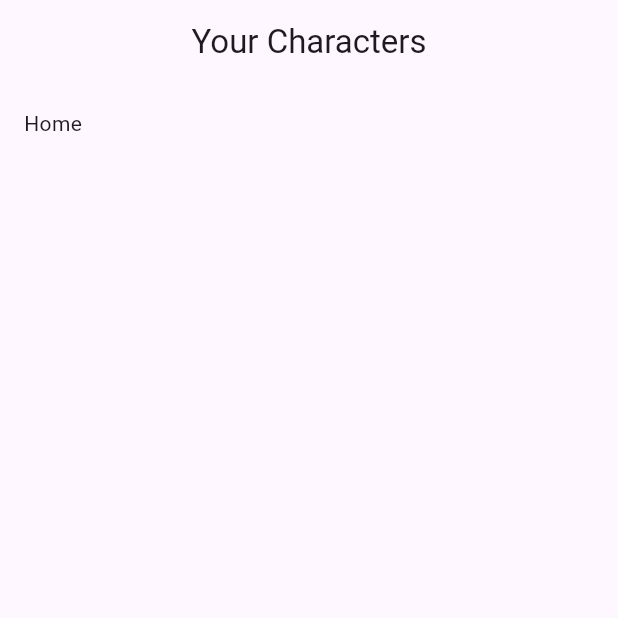
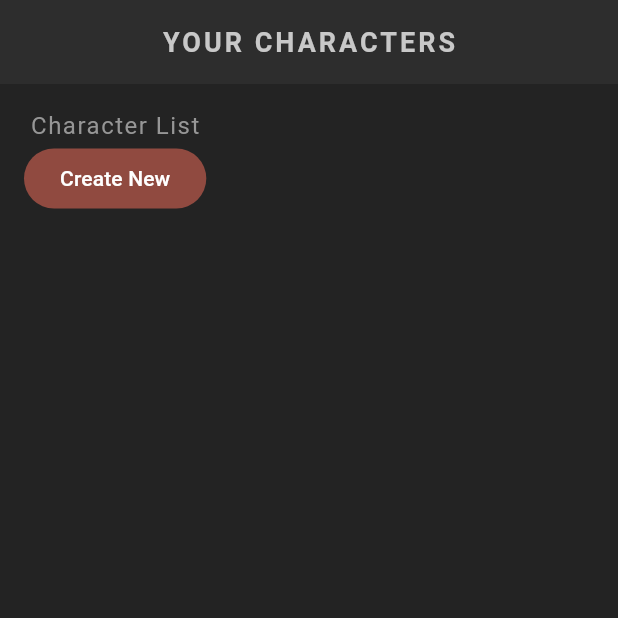
Before and after one commit to Christopher-Dcosta12/flutter-rpg-application, a Flutter app: the screen it shows after launch, on a phone screen of 412 x 824 dp, the top half of it. Run offline on Flutter 3.47's test engine with Material 3 defaults, Android fonts, the phone set to English and light mode, and no system bars; our stand-ins replace google_fonts; Roboto replaces fonts that are missing (Kanit).

Commit message:
create custom theme for the application and add google font

```diff
--- a/lib/main.dart
+++ b/lib/main.dart
@@ -1,8 +1,10 @@
 import 'package:flutter/material.dart';
 import 'package:flutter_rpg/screens/home/home.dart';
+import 'package:flutter_rpg/theme.dart';
 
 void main() {
   runApp(MaterialApp(
+    theme: primaryTheme,
     home: Home(),
     // home: Sandbox(),
   ));
--- a/lib/screens/home/home.dart
+++ b/lib/screens/home/home.dart
@@ -1,4 +1,5 @@
 import 'package:flutter/material.dart';
+import 'package:flutter_rpg/shared/styled_text.dart';
 
 class Home extends StatefulWidget {
   const Home({super.key});
@@ -12,11 +13,17 @@ class _HomeState extends State<Home> {
   Widget build(BuildContext context) {
     return Scaffold(
       appBar: AppBar(
-        title: const Text('Your Characters'),
+        title: const StyledTitle('Your Characters'),
         centerTitle: true,
       ),
       body: Container(
-          padding: const EdgeInsets.all(16), child: const Text('Home')),
+          padding: const EdgeInsets.all(16),
+          child: Column(
+            children: [
+              const StyledText('Character List'),
+              FilledButton(onPressed: () {}, child: const Text('Create New'))
+            ],
+          )),
     );
   }
 }
--- /dev/null
+++ b/lib/shared/styled_text.dart
@@ -0,0 +1,45 @@
+import 'package:flutter/material.dart';
+import 'package:google_fonts/google_fonts.dart';
+
+class StyledText extends StatelessWidget {
+  const StyledText(this.text, {super.key});
+
+  final String text;
+
+  @override
+  Widget build(BuildContext context) {
+    return Text(text,
+        style: GoogleFonts.kanit(
+            textStyle: Theme.of(context).textTheme.bodyMedium));
+  }
+}
+
+class StyledHeading extends StatelessWidget {
+  const StyledHeading(this.text, {super.key});
+
+  final String text;
+
+  @override
+  Widget build(BuildContext context) {
+    return Text(
+      text.toUpperCase(),
+      style: GoogleFonts.kanit(
+          textStyle: Theme.of(context).textTheme.headlineMedium),
+    );
+  }
+}
+
+class StyledTitle extends StatelessWidget {
+  const StyledTitle(this.text, {super.key});
+
+  final String text;
+
+  @override
+  Widget build(BuildContext context) {
+    return Text(
+      text.toUpperCase(),
+      style:
+          GoogleFonts.kanit(textStyle: Theme.of(context).textTheme.titleMedium),
+    );
+  }
+}
--- a/pubspec.yaml
+++ b/pubspec.yaml
@@ -34,6 +34,7 @@ dependencies:
   # The following adds the Cupertino Icons font to your application.
   # Use with the CupertinoIcons class for iOS style icons.
   cupertino_icons: ^1.0.8
+  google_fonts: ^6.2.1
 
 dev_dependencies:
   flutter_test:
```
Also changed, not shown: lib/theme.dart (added, +46 -0 lines), 1 other file.
